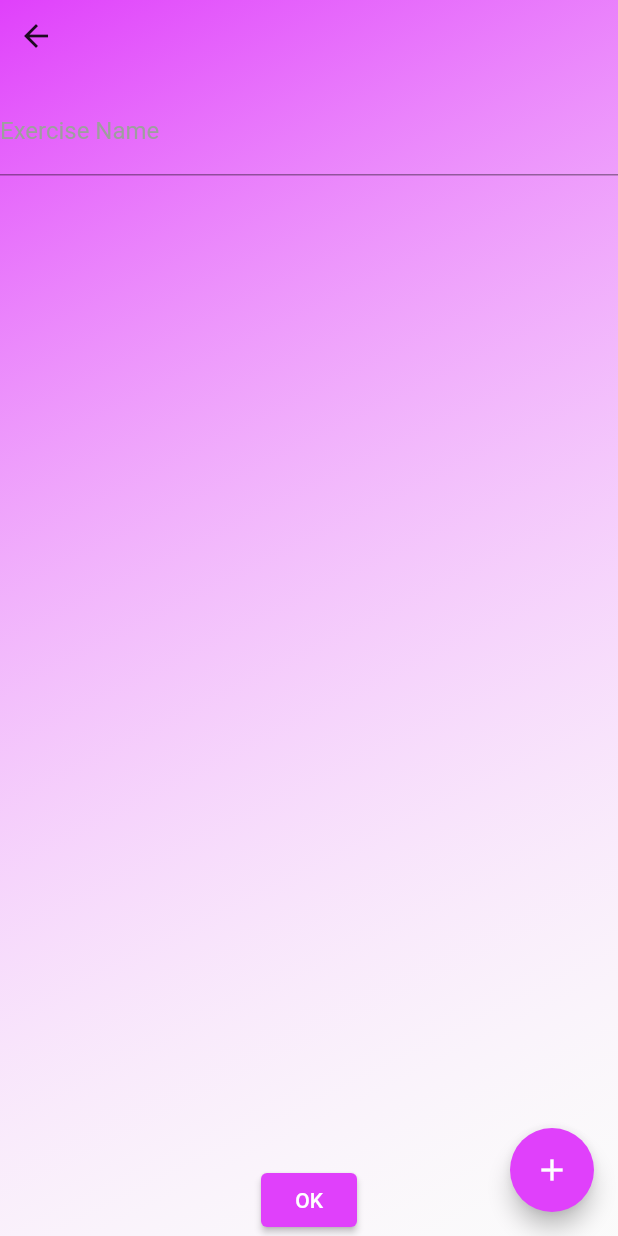
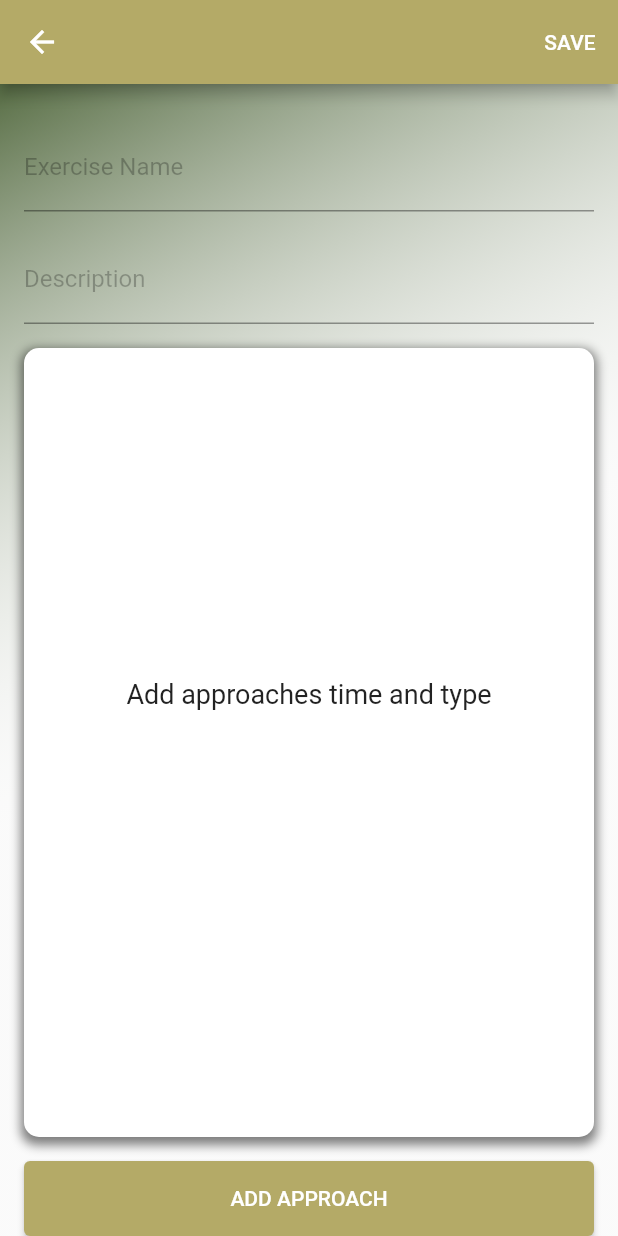
Before and after one commit to yurecKovalchuk/gym_companion, a Flutter app: the ExerciseCreate screen opened directly, on a phone screen of 412 x 824 dp. Run offline on Flutter 3.47's test engine with Material 2 defaults, Android fonts, the phone set to English and light mode, and no system bars; our stand-ins replace flutter_bloc.

Commit message:
refactor/chage features exercise create

```diff
--- a/lib/features/exercise_create/bloc/exercise_create_bloc.dart
+++ b/lib/features/exercise_create/bloc/exercise_create_bloc.dart
@@ -10,6 +10,7 @@ class ExerciseCreateBloc extends Cubit<ExerciseCreateState> {
             exercise: Exercise(
               name: '',
               approaches: [],
+              '',
             ),
           ),
         );
@@ -32,4 +33,43 @@ class ExerciseCreateBloc extends Cubit<ExerciseCreateState> {
       state.copyWith(exercise: updatedExercise),
     );
   }
+
+  void updateApproach(Approach approach, String time, ApproachType timerType) {
+    final value = int.tryParse(time) ?? 0;
+    final newApproach = approach.copyWith(value: value, type: timerType);
+    final positionOfOldApproach = state.exercise.approaches.indexOf(approach);
+
+    state.exercise.approaches.removeAt(positionOfOldApproach);
+    state.exercise.approaches.insert(positionOfOldApproach, newApproach);
+
+    emit(
+      state.copyWith(
+        exercise: state.exercise,
+      ),
+    );
+  }
+
+  void setExerciseDescription(String description) {
+    emit(
+      state.copyWith(
+        exercise: state.exercise.copyWith(description: description),
+      ),
+    );
+  }
+
+  void editApproach(int index, Exercise newApproach) {
+    final updatedApproaches = List.of(state.exercise.approaches);
+    updatedApproaches[index] = newApproach as Approach;
+
+    final updatedExercise =
+        state.exercise.copyWith(approaches: updatedApproaches);
+    emit(state.copyWith(exercise: updatedExercise));
+  }
+
+  void deleteApproach(Approach approach) {
+    state.exercise.approaches.remove(approach);
+    emit(state.copyWith(
+      exercise: state.exercise,
+    ));
+  }
 }
--- a/lib/features/exercise_create/screen/exercise_create.dart
+++ b/lib/features/exercise_create/screen/exercise_create.dart
@@ -20,94 +20,164 @@ class _ExerciseCreateState extends State<ExerciseCreate> {
 
   @override
   Widget build(BuildContext context) {
+    final ButtonStyle style = TextButton.styleFrom(
+      foregroundColor: Theme.of(context).colorScheme.onPrimary,
+    );
+
     return Scaffold(
+      appBar: AppBar(
+        backgroundColor: const Color.fromARGB(255, 180, 170, 103),
+        actions: <Widget>[
+          TextButton(
+            style: style,
+            onPressed: () {
+              saveValidation();
+            },
+            child: const Text('SAVE'),
+          ),
+        ],
+      ),
       body: Container(
         decoration: MainBackgroundDecoration.backgroundDecoration,
-        child: BlocBuilder(
+        child: Padding(
+          padding: const EdgeInsets.only(
+            left: 16.0,
+            top: 16.0,
+            right: 16.0,
+          ),
+          child: BlocBuilder<ExerciseCreateBloc, ExerciseCreateState>(
             bloc: _exerciseCreateBloc,
             builder: (context, state) {
               return Column(
                 children: [
-                Row(
-                  children: [
-                    IconButton(
-                      onPressed: () {
-                        Navigator.pop(context);
-                      },
-                      icon: const Icon(Icons.arrow_back),
-                    ),
-                  ],
-                ),
                   const SizedBox(
                     height: 10,
                   ),
                   TextField(
                     onChanged: (name) {
-                    _exerciseCreateBloc.setExercisesName(name);
+                      _exerciseCreateBloc.setExercisesName(
+                        name,
+                      );
                     },
                     decoration: const InputDecoration(
                       focusedBorder: UnderlineInputBorder(
                         borderSide: BorderSide(color: Colors.white),
                       ),
                       labelText: 'Exercise Name',
-                    labelStyle: TextStyle(color: Colors.grey),
-                  ),
-                ),
-                Expanded(
-                  child: ListView.builder(
-                    itemCount:
-                        _exerciseCreateBloc.state.exercise.approaches.length,
-                    itemBuilder: (context, index) {
-                      final timer =
-                          _exerciseCreateBloc.state.exercise.approaches[index];
-                      return ListTile(
-                        title: Text('${timer.value.toString()} - ${timer.type == ApproachType.rest
-                            ? 'Rest'
-                            : 'Exercise'}'),
-                      );
-                    },
+                      labelStyle: TextStyle(color: Colors.black26),
                     ),
                   ),
                   const SizedBox(
                     height: 16,
                   ),
-                ElevatedButton(
-                  style: const ButtonStyle(
+                  TextField(
+                    onChanged: (description) {
+                      _exerciseCreateBloc.setExerciseDescription(
+                        description,
+                      );
+                    },
+                    decoration: const InputDecoration(
+                      focusedBorder: UnderlineInputBorder(
+                        borderSide: BorderSide(color: Colors.white),
+                      ),
+                      labelText: 'Description',
+                      labelStyle: TextStyle(color: Colors.black26),
+                    ),
+                  ),
+                  const SizedBox(
+                    height: 16,
+                  ),
+                  ContainerApproachesList(
+                    approaches: state.exercise.approaches,
+                    onDeleteApproach: (Approach approach) =>
+                        _exerciseCreateBloc.deleteApproach(approach),
+                    onEditApproach: (Approach approach) =>
+                        _showAddTaskDialog(approach),
+                  ),
+                  const SizedBox(
+                    height: 16,
+                  ),
+                  SizedBox(
+                    height: 50,
+                    width: double.infinity,
+                    child: ElevatedButton(
+                      style: ElevatedButton.styleFrom(
                         backgroundColor:
-                        MaterialStatePropertyAll(Colors.purpleAccent),
+                            const Color.fromARGB(255, 180, 170, 103),
                       ),
-                  onPressed: () {
-                    Navigator.pop(context, _exerciseCreateBloc.state.exercise);
-                  },
-                  child: const Text('OK'),
+                      child: const Text('ADD APPROACH'),
+                      onPressed: () => _showAddTaskDialog(),
+                    ),
                   ),
                 ],
               );
             },
           ),
         ),
-      floatingActionButton: FloatingActionButton(
-        backgroundColor: Colors.purpleAccent,
-        onPressed: () => _showAddTaskDialog(),
-        child: const Icon(Icons.add),
       ),
     );
   }
 
-  void _showAddTaskDialog() async {
-    final result = await showDialog(
+  void _showAddTaskDialog([Approach? approach]) async {
+    final result = await showModalBottomSheet(
       context: context,
-      builder: (context) {
-        return const AddTimerExercises();
-      },
+      backgroundColor: Colors.transparent,
+      shape: const RoundedRectangleBorder(
+        borderRadius: BorderRadius.vertical(
+          top: Radius.circular(20.0),
+        ),
+      ),
+      builder: (context) => ShowModalBottomSheetSetApproaches(
+        value: approach?.value,
+        type: approach?.type,
+      ),
     );
     if (result != null) {
       final time = result['timer'];
       final type = result['type'];
+
+      if (approach == null) {
         _exerciseCreateBloc.setExercisesTime(
+          time,
+          type,
+        );
+      } else {
+        _exerciseCreateBloc.updateApproach(
+          approach,
           time,
           type,
         );
       }
     }
   }
+
+  void _showWarningDialog() {
+    showDialog(
+      context: context,
+      builder: (BuildContext context) {
+        return AlertDialog(
+          title: const Center(child: Text('Warning')),
+          content: const Text(
+              'Enter the name of the exercise and the approaches you want to perform'),
+          actions: <Widget>[
+            TextButton(
+              onPressed: () {
+                Navigator.of(context).pop();
+              },
+              child: const Text('Close'),
+            ),
+          ],
+        );
+      },
+    );
+  }
+
+  void saveValidation() {
+    if (_exerciseCreateBloc.state.exercise.name.isNotEmpty &&
+        _exerciseCreateBloc.state.exercise.approaches.isNotEmpty) {
+      Navigator.pop(context, _exerciseCreateBloc.state.exercise);
+    } else {
+      _showWarningDialog();
+    }
+  }
+}
--- /dev/null
+++ b/lib/features/exercise_create/widget/container_approaches_list.dart
@@ -0,0 +1,129 @@
+import 'package:flutter/material.dart';
+
+import 'package:timer_bloc/models/models.dart';
+
+class ContainerApproachesList extends StatelessWidget {
+  const ContainerApproachesList({
+    super.key,
+    required this.approaches,
+    required this.onDeleteApproach,
+    required this.onEditApproach,
+  });
+
+  final List<Approach> approaches;
+
+  final Function(Approach approach) onDeleteApproach;
+  final Function(Approach approach) onEditApproach;
+
+  @override
+  Widget build(BuildContext context) {
+    return Expanded(
+      child: Container(
+        decoration: BoxDecoration(
+          color: Colors.white,
+          borderRadius: BorderRadius.circular(10),
+          boxShadow: [
+            BoxShadow(
+              color: Colors.black.withOpacity(0.5),
+              spreadRadius: 2,
+              blurRadius: 5,
+              offset: const Offset(0, 3),
+            ),
+          ],
+        ),
+        child: Column(
+          children: [
+            approaches.isEmpty
+                ? const Padding(
+                    padding: EdgeInsets.only(top: 220.0),
+                    child: Align(
+                      alignment: Alignment.center,
+                      child: Text(
+                          textAlign: TextAlign.end,
+                          'Add approaches time and type',
+                          style: TextStyle(fontSize: 18)),
+                    ),
+                  )
+                : ListView.builder(
+                    shrinkWrap: true,
+                    itemCount: approaches.length,
+                    itemBuilder: (context, index) {
+                      final timer = approaches[index];
+                      return Padding(
+                        padding: const EdgeInsets.all(8.0),
+                        child: Container(
+                          decoration: BoxDecoration(
+                            color: const Color.fromARGB(255, 88, 110, 69),
+                            borderRadius: BorderRadius.circular(22.0),
+                            boxShadow: [
+                              BoxShadow(
+                                color: Colors.black.withOpacity(0.5),
+                                spreadRadius: 2,
+                                blurRadius: 5,
+                                offset: const Offset(0, 3),
+                              ),
+                            ],
+                          ),
+                          child: Row(
+                            children: [
+                              Expanded(
+                                child: ListTile(
+                                  title: Text(
+                                    '${timer.value.toString()} seconds',
+                                  ),
+                                ),
+                              ),
+                              Container(
+                                width: 60,
+                                height: 30,
+                                decoration: BoxDecoration(
+                                  color: timer.type == ApproachType.rest
+                                      ? Colors.red
+                                      : Colors.green,
+                                  borderRadius: BorderRadius.circular(8.0),
+                                  boxShadow: [
+                                    BoxShadow(
+                                      color: Colors.black.withOpacity(0.2),
+                                      spreadRadius: 2,
+                                      blurRadius: 5,
+                                      offset: const Offset(0, 3),
+                                    ),
+                                  ],
+                                ),
+                                child: Center(
+                                  child: Text(timer.type == ApproachType.rest
+                                      ? 'Rest'
+                                      : 'Exercise'),
+                                ),
+                              ),
+                              PopupMenuButton<String>(
+                                itemBuilder: (context) => [
+                                  const PopupMenuItem<String>(
+                                    value: 'edit',
+                                    child: Text('Edit'),
+                                  ),
+                                  const PopupMenuItem<String>(
+                                    value: 'delete',
+                                    child: Text('Delete'),
+                                  ),
+                                ],
+                                onSelected: (value) {
+                                  if (value == 'edit') {
+                                    onEditApproach(approaches[index]);
+                                  } else if (value == 'delete') {
+                                    onDeleteApproach(approaches[index]);
+                                  }
+                                },
+                              ),
+                            ],
+                          ),
+                        ),
+                      );
+                    },
+                  ),
+          ],
+        ),
+      ),
+    );
+  }
+}
--- a/lib/features/exercise_create/widget/widget.dart
+++ b/lib/features/exercise_create/widget/widget.dart
@@ -1 +1,2 @@
-export 'package:timer_bloc/features/exercise_create/widget/add_timer_dialog_widget.dart';
+export 'package:timer_bloc/features/exercise_create/widget/show_modal_bottom_sheet_set_approaches.dart';
+export 'package:timer_bloc/features/exercise_create/widget/container_approaches_list.dart';
--- a/lib/models/class_exercise.dart
+++ b/lib/models/class_exercise.dart
@@ -1,21 +1,25 @@
 import 'package:timer_bloc/models/models.dart';
 
 class Exercise {
-  Exercise({
+  Exercise(
+    this.description, {
     required this.name,
     required this.approaches,
   });
 
   String name;
   List<Approach> approaches;
+  String description;
 
   Exercise copyWith({
     String? name,
     List<Approach>? approaches,
+    String? description,
   }) {
     return Exercise(
       name: name ?? this.name,
       approaches: approaches ?? this.approaches,
+      description ?? this.description,
     );
   }
 }
@@ -28,4 +32,25 @@ class Approach {
 
   int value;
   ApproachType type;
+
+  Approach copyWith({
+    int? value,
+    ApproachType? type,
+  }) {
+    return Approach(
+      value ?? this.value,
+      type ?? this.type,
+    );
+  }
+
+  @override
+  bool operator ==(Object other) =>
+      identical(this, other) ||
+      other is Approach &&
+          runtimeType == other.runtimeType &&
+          value == other.value &&
+          type == other.type;
+
+  @override
+  int get hashCode => value.hashCode ^ type.hashCode;
 }
--- a/lib/style/background_decoration_app.dart
+++ b/lib/style/background_decoration_app.dart
@@ -4,11 +4,11 @@ class MainBackgroundDecoration {
   static BoxDecoration backgroundDecoration = const BoxDecoration(
     gradient: LinearGradient(
       colors: [
-        Colors.purpleAccent,
+        Color.fromARGB(255, 88, 110, 69),
         Colors.white10,
       ],
       begin: Alignment.topLeft,
-      end: Alignment.bottomRight,
+      end: Alignment.center,
     ),
   );
 }
```
Also changed, not shown: lib/features/exercise_create/widget/add_timer_dialog_widget.dart (deleted, +0 -80 lines), lib/features/exercise_create/widget/show_modal_bottom_sheet_set_approaches.dart (added, +195 -0 lines). Lines whose indentation alone changed are shown as unchanged.
